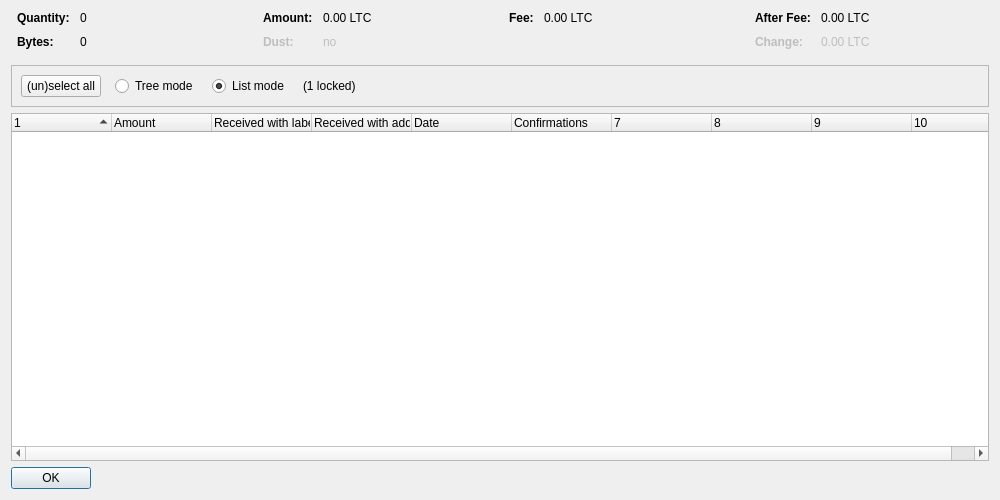
litebitcoins/litebitcoin, file src/qt/forms/coincontroldialog.ui: the form before one commit.
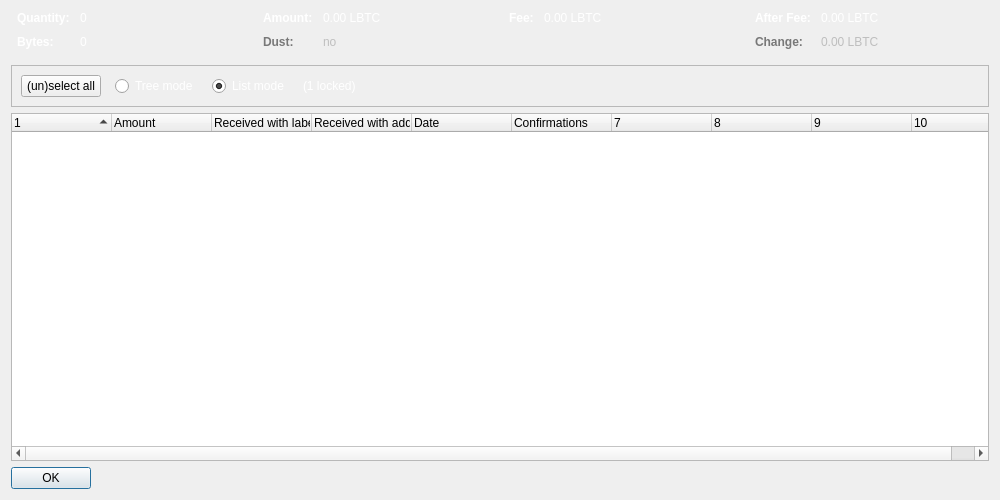
The form after the commit. Custom widgets are drawn as their Qt base class.

The edit to the form file:
```diff
--- a/src/qt/forms/coincontroldialog.ui
+++ b/src/qt/forms/coincontroldialog.ui
@@ -38,6 +38,43 @@
        </property>
        <item row="0" column="0">
         <widget class="QLabel" name="labelCoinControlQuantityText">
+         <property name="palette">
+          <palette>
+           <active>
+            <colorrole role="WindowText">
+             <brush brushstyle="SolidPattern">
+              <color alpha="255">
+               <red>255</red>
+               <green>255</green>
+               <blue>255</blue>
+              </color>
+             </brush>
+            </colorrole>
+           </active>
+           <inactive>
+            <colorrole role="WindowText">
+             <brush brushstyle="SolidPattern">
+              <color alpha="255">
+               <red>255</red>
+               <green>255</green>
+               <blue>255</blue>
+              </color>
+             </brush>
+            </colorrole>
+           </inactive>
+           <disabled>
+            <colorrole role="WindowText">
+             <brush brushstyle="SolidPattern">
+              <color alpha="255">
+               <red>120</red>
+               <green>120</green>
+               <blue>120</blue>
+              </color>
+             </brush>
+            </colorrole>
+           </disabled>
+          </palette>
+         </property>
          <property name="font">
           <font>
            <weight>75</weight>
@@ -51,6 +88,43 @@
        </item>
        <item row="0" column="1">
         <widget class="QLabel" name="labelCoinControlQuantity">
+         <property name="palette">
+          <palette>
+           <active>
+            <colorrole role="WindowText">
+             <brush brushstyle="SolidPattern">
+              <color alpha="255">
+               <red>255</red>
+               <green>255</green>
+               <blue>255</blue>
+              </color>
+             </brush>
+            </colorrole>
+           </active>
+           <inactive>
+            <colorrole role="WindowText">
+             <brush brushstyle="SolidPattern">
+              <color alpha="255">
+               <red>255</red>
+               <green>255</green>
+               <blue>255</blue>
+              </color>
+             </brush>
+            </colorrole>
+           </inactive>
+           <disabled>
+            <colorrole role="WindowText">
+             <brush brushstyle="SolidPattern">
+              <color alpha="255">
+               <red>120</red>
+               <green>120</green>
+               <blue>120</blue>
+              </color>
+             </brush>
+            </colorrole>
+           </disabled>
+          </palette>
+         </property>
          <property name="cursor">
           <cursorShape>IBeamCursor</cursorShape>
          </property>
@@ -67,6 +141,43 @@
        </item>
        <item row="1" column="0">
         <widget class="QLabel" name="labelCoinControlBytesText">
+         <property name="palette">
+          <palette>
+           <active>
+            <colorrole role="WindowText">
+             <brush brushstyle="SolidPattern">
+              <color alpha="255">
+               <red>255</red>
+               <green>255</green>
+               <blue>255</blue>
+              </color>
+             </brush>
+            </colorrole>
+           </active>
+           <inactive>
+            <colorrole role="WindowText">
+             <brush brushstyle="SolidPattern">
+              <color alpha="255">
+               <red>255</red>
+               <green>255</green>
+               <blue>255</blue>
+              </color>
+             </brush>
+            </colorrole>
+           </inactive>
+           <disabled>
+            <colorrole role="WindowText">
+             <brush brushstyle="SolidPattern">
+              <color alpha="255">
+               <red>120</red>
+               <green>120</green>
+               <blue>120</blue>
+              </color>
+             </brush>
+            </colorrole>
+           </disabled>
+          </palette>
+         </property>
          <property name="font">
           <font>
            <weight>75</weight>
@@ -80,6 +191,43 @@
        </item>
        <item row="1" column="1">
         <widget class="QLabel" name="labelCoinControlBytes">
+         <property name="palette">
+          <palette>
+           <active>
+            <colorrole role="WindowText">
+             <brush brushstyle="SolidPattern">
+              <color alpha="255">
+               <red>255</red>
+               <green>255</green>
+               <blue>255</blue>
+              </color>
+             </brush>
+            </colorrole>
+           </active>
+           <inactive>
+            <colorrole role="WindowText">
+             <brush brushstyle="SolidPattern">
+              <color alpha="255">
+               <red>255</red>
+               <green>255</green>
+               <blue>255</blue>
+              </color>
+             </brush>
+            </colorrole>
+           </inactive>
+           <disabled>
+            <colorrole role="WindowText">
+             <brush brushstyle="SolidPattern">
+              <color alpha="255">
+               <red>120</red>
+               <green>120</green>
+               <blue>120</blue>
+              </color>
+             </brush>
+            </colorrole>
+           </disabled>
+          </palette>
+         </property>
          <property name="cursor">
           <cursorShape>IBeamCursor</cursorShape>
          </property>
@@ -112,6 +260,43 @@
        </property>
        <item row="0" column="0">
         <widget class="QLabel" name="labelCoinControlAmountText">
+         <property name="palette">
+          <palette>
+           <active>
+            <colorrole role="WindowText">
+             <brush brushstyle="SolidPattern">
+              <color alpha="255">
+               <red>255</red>
+               <green>255</green>
+               <blue>255</blue>
+              </color>
+             </brush>
+            </colorrole>
+           </active>
+           <inactive>
+            <colorrole role="WindowText">
+             <brush brushstyle="SolidPattern">
+              <color alpha="255">
+               <red>255</red>
+               <green>255</green>
+               <blue>255</blue>
+              </color>
+             </brush>
+            </colorrole>
+           </inactive>
+           <disabled>
+            <colorrole role="WindowText">
+             <brush brushstyle="SolidPattern">
+              <color alpha="255">
+               <red>120</red>
+               <green>120</green>
+               <blue>120</blue>
+              </color>
+             </brush>
+            </colorrole>
+           </disabled>
+          </palette>
+         </property>
          <property name="font">
           <font>
            <weight>75</weight>
@@ -125,6 +310,43 @@
        </item>
        <item row="0" column="1">
         <widget class="QLabel" name="labelCoinControlAmount">
+         <property name="palette">
+          <palette>
+           <active>
+            <colorrole role="WindowText">
+             <brush brushstyle="SolidPattern">
+              <color alpha="255">
+               <red>255</red>
+               <green>255</green>
+               <blue>255</blue>
+              </color>
+             </brush>
+            </colorrole>
+           </active>
+           <inactive>
+            <colorrole role="WindowText">
+             <brush brushstyle="SolidPattern">
+              <color alpha="255">
+               <red>255</red>
+               <green>255</green>
+               <blue>255</blue>
+              </color>
+             </brush>
+            </colorrole>
+           </inactive>
+           <disabled>
+            <colorrole role="WindowText">
+             <brush brushstyle="SolidPattern">
+              <color alpha="255">
+               <red>120</red>
+               <green>120</green>
+               <blue>120</blue>
+              </color>
+             </brush>
+            </colorrole>
+           </disabled>
+          </palette>
+         </property>
          <property name="cursor">
           <cursorShape>IBeamCursor</cursorShape>
          </property>
@@ -132,7 +354,7 @@
           <enum>Qt::ActionsContextMenu</enum>
          </property>
          <property name="text">
-          <string notr="true">0.00 LTC</string>
+          <string notr="true">0.00 LBTC</string>
          </property>
          <property name="textInteractionFlags">
           <set>Qt::LinksAccessibleByMouse|Qt::TextSelectableByKeyboard|Qt::TextSelectableByMouse</set>
@@ -144,6 +366,43 @@
          <property name="enabled">
           <bool>false</bool>
          </property>
+         <property name="palette">
+          <palette>
+           <active>
+            <colorrole role="WindowText">
+             <brush brushstyle="SolidPattern">
+              <color alpha="255">
+               <red>255</red>
+               <green>255</green>
+               <blue>255</blue>
+              </color>
+             </brush>
+            </colorrole>
+           </active>
+           <inactive>
+            <colorrole role="WindowText">
+             <brush brushstyle="SolidPattern">
+              <color alpha="255">
+               <red>255</red>
+               <green>255</green>
+               <blue>255</blue>
+              </color>
+             </brush>
+            </colorrole>
+           </inactive>
+           <disabled>
+            <colorrole role="WindowText">
+             <brush brushstyle="SolidPattern">
+              <color alpha="255">
+               <red>120</red>
+               <green>120</green>
+               <blue>120</blue>
+              </color>
+             </brush>
+            </colorrole>
+           </disabled>
+          </palette>
+         </property>
          <property name="font">
           <font>
            <weight>75</weight>
@@ -192,6 +451,43 @@
        </property>
        <item row="0" column="0">
         <widget class="QLabel" name="labelCoinControlFeeText">
+         <property name="palette">
+          <palette>
+           <active>
+            <colorrole role="WindowText">
+             <brush brushstyle="SolidPattern">
+              <color alpha="255">
+               <red>255</red>
+               <green>255</green>
+               <blue>255</blue>
+              </color>
+             </brush>
+            </colorrole>
+           </active>
+           <inactive>
+            <colorrole role="WindowText">
+             <brush brushstyle="SolidPattern">
+              <color alpha="255">
+               <red>255</red>
+               <green>255</green>
+               <blue>255</blue>
+              </color>
+             </brush>
+            </colorrole>
+           </inactive>
+           <disabled>
+            <colorrole role="WindowText">
+             <brush brushstyle="SolidPattern">
+              <color alpha="255">
+               <red>120</red>
+               <green>120</green>
+               <blue>120</blue>
+              </color>
+             </brush>
+            </colorrole>
+           </disabled>
+          </palette>
+         </property>
          <property name="font">
           <font>
            <weight>75</weight>
@@ -205,6 +501,43 @@
        </item>
        <item row="0" column="1">
         <widget class="QLabel" name="labelCoinControlFee">
+         <property name="palette">
+          <palette>
+           <active>
+            <colorrole role="WindowText">
+             <brush brushstyle="SolidPattern">
+              <color alpha="255">
+               <red>255</red>
+               <green>255</green>
+               <blue>255</blue>
+              </color>
+             </brush>
+            </colorrole>
+           </active>
+           <inactive>
+            <colorrole role="WindowText">
+             <brush brushstyle="SolidPattern">
+              <color alpha="255">
+               <red>255</red>
+               <green>255</green>
+               <blue>255</blue>
+              </color>
+             </brush>
+            </colorrole>
+           </inactive>
+           <disabled>
+            <colorrole role="WindowText">
+             <brush brushstyle="SolidPattern">
+              <color alpha="255">
+               <red>120</red>
+               <green>120</green>
+               <blue>120</blue>
+              </color>
+             </brush>
+            </colorrole>
+           </disabled>
+          </palette>
+         </property>
          <property name="cursor">
           <cursorShape>IBeamCursor</cursorShape>
          </property>
@@ -212,7 +545,7 @@
           <enum>Qt::ActionsContextMenu</enum>
          </property>
          <property name="text">
-          <string notr="true">0.00 LTC</string>
+          <string notr="true">0.00 LBTC</string>
          </property>
          <property name="textInteractionFlags">
           <set>Qt::LinksAccessibleByMouse|Qt::TextSelectableByKeyboard|Qt::TextSelectableByMouse</set>
@@ -237,6 +570,43 @@
        </property>
        <item row="0" column="0">
         <widget class="QLabel" name="labelCoinControlAfterFeeText">
+         <property name="palette">
+          <palette>
+           <active>
+            <colorrole role="WindowText">
+             <brush brushstyle="SolidPattern">
+              <color alpha="255">
+               <red>255</red>
+               <green>255</green>
+               <blue>255</blue>
+              </color>
+             </brush>
+            </colorrole>
+           </active>
+           <inactive>
+            <colorrole role="WindowText">
+             <brush brushstyle="SolidPattern">
+              <color alpha="255">
+               <red>255</red>
+               <green>255</green>
+               <blue>255</blue>
+              </color>
+             </brush>
+            </colorrole>
+           </inactive>
+           <disabled>
+            <colorrole role="WindowText">
+             <brush brushstyle="SolidPattern">
+              <color alpha="255">
+               <red>120</red>
+               <green>120</green>
+               <blue>120</blue>
+              </color>
+             </brush>
+            </colorrole>
+           </disabled>
+          </palette>
+         </property>
          <property name="font">
           <font>
            <weight>75</weight>
@@ -250,6 +620,43 @@
        </item>
        <item row="0" column="1">
         <widget class="QLabel" name="labelCoinControlAfterFee">
+         <property name="palette">
+          <palette>
+           <active>
+            <colorrole role="WindowText">
+             <brush brushstyle="SolidPattern">
+              <color alpha="255">
+               <red>255</red>
+               <green>255</green>
+               <blue>255</blue>
+              </color>
+             </brush>
+            </colorrole>
+           </active>
+           <inactive>
+            <colorrole role="WindowText">
+             <brush brushstyle="SolidPattern">
+              <color alpha="255">
+               <red>255</red>
+               <green>255</green>
+               <blue>255</blue>
+              </color>
+             </brush>
+            </colorrole>
+           </inactive>
+           <disabled>
+            <colorrole role="WindowText">
+             <brush brushstyle="SolidPattern">
+              <color alpha="255">
+               <red>120</red>
+               <green>120</green>
+               <blue>120</blue>
+              </color>
+             </brush>
+            </colorrole>
+           </disabled>
+          </palette>
+         </property>
          <property name="cursor">
           <cursorShape>IBeamCursor</cursorShape>
          </property>
@@ -257,7 +664,7 @@
           <enum>Qt::ActionsContextMenu</enum>
          </property>
          <property name="text">
-          <string notr="true">0.00 LTC</string>
+          <string notr="true">0.00 LBTC</string>
          </property>
          <property name="textInteractionFlags">
           <set>Qt::LinksAccessibleByMouse|Qt::TextSelectableByKeyboard|Qt::TextSelectableByMouse</set>
@@ -269,6 +676,43 @@
          <property name="enabled">
           <bool>false</bool>
          </property>
+         <property name="palette">
+          <palette>
+           <active>
+            <colorrole role="WindowText">
+             <brush brushstyle="SolidPattern">
+              <color alpha="255">
+               <red>255</red>
+               <green>255</green>
+               <blue>255</blue>
+              </color>
+             </brush>
+            </colorrole>
+           </active>
+           <inactive>
+            <colorrole role="WindowText">
+             <brush brushstyle="SolidPattern">
+              <color alpha="255">
+               <red>255</red>
+               <green>255</green>
+               <blue>255</blue>
+              </color>
+             </brush>
+            </colorrole>
+           </inactive>
+           <disabled>
+            <colorrole role="WindowText">
+             <brush brushstyle="SolidPattern">
+              <color alpha="255">
+               <red>120</red>
+               <green>120</green>
+               <blue>120</blue>
+              </color>
+             </brush>
+            </colorrole>
+           </disabled>
+          </palette>
+         </property>
          <property name="font">
           <font>
            <weight>75</weight>
@@ -285,6 +729,43 @@
          <property name="enabled">
           <bool>false</bool>
          </property>
+         <property name="palette">
+          <palette>
+           <active>
+            <colorrole role="WindowText">
+             <brush brushstyle="SolidPattern">
+              <color alpha="255">
+               <red>255</red>
+               <green>255</green>
+               <blue>255</blue>
+              </color>
+             </brush>
+            </colorrole>
+           </active>
+           <inactive>
+            <colorrole role="WindowText">
+             <brush brushstyle="SolidPattern">
+              <color alpha="255">
+               <red>255</red>
+               <green>255</green>
+               <blue>255</blue>
+              </color>
+             </brush>
+            </colorrole>
+           </inactive>
+           <disabled>
+            <colorrole role="WindowText">
+             <brush brushstyle="SolidPattern">
+              <color alpha="255">
+               <red>120</red>
+               <green>120</green>
+               <blue>120</blue>
+              </color>
+             </brush>
+            </colorrole>
+           </disabled>
+          </palette>
+         </property>
          <property name="cursor">
           <cursorShape>IBeamCursor</cursorShape>
          </property>
@@ -292,7 +773,7 @@
           <enum>Qt::ActionsContextMenu</enum>
          </property>
          <property name="text">
-          <string notr="true">0.00 LTC</string>
+          <string notr="true">0.00 LBTC</string>
          </property>
          <property name="textInteractionFlags">
           <set>Qt::LinksAccessibleByMouse|Qt::TextSelectableByKeyboard|Qt::TextSelectableByMouse</set>
@@ -347,6 +828,43 @@
             <verstretch>0</verstretch>
            </sizepolicy>
           </property>
+          <property name="palette">
+           <palette>
+            <active>
+             <colorrole role="WindowText">
+              <brush brushstyle="SolidPattern">
+               <color alpha="255">
+                <red>255</red>
+                <green>255</green>
+                <blue>255</blue>
+               </color>
+              </brush>
+             </colorrole>
+            </active>
+            <inactive>
+             <colorrole role="WindowText">
+              <brush brushstyle="SolidPattern">
+               <color alpha="255">
+                <red>255</red>
+                <green>255</green>
+                <blue>255</blue>
+               </color>
+              </brush>
+             </colorrole>
+            </inactive>
+            <disabled>
+             <colorrole role="WindowText">
+              <brush brushstyle="SolidPattern">
+               <color alpha="255">
+                <red>120</red>
+                <green>120</green>
+                <blue>120</blue>
+               </color>
+              </brush>
+             </colorrole>
+            </disabled>
+           </palette>
+          </property>
           <property name="text">
            <string>Tree mode</string>
           </property>
@@ -360,6 +878,43 @@
             <verstretch>0</verstretch>
            </sizepolicy>
           </property>
+          <property name="palette">
+           <palette>
+            <active>
+             <colorrole role="WindowText">
+              <brush brushstyle="SolidPattern">
+               <color alpha="255">
+                <red>255</red>
+                <green>255</green>
+                <blue>255</blue>
+               </color>
+              </brush>
+             </colorrole>
+            </active>
+            <inactive>
+             <colorrole role="WindowText">
+              <brush brushstyle="SolidPattern">
+               <color alpha="255">
+                <red>255</red>
+                <green>255</green>
+                <blue>255</blue>
+               </color>
+              </brush>
+             </colorrole>
+            </inactive>
+            <disabled>
+             <colorrole role="WindowText">
+              <brush brushstyle="SolidPattern">
+               <color alpha="255">
+                <red>120</red>
+                <green>120</green>
+                <blue>120</blue>
+               </color>
+              </brush>
+             </colorrole>
+            </disabled>
+           </palette>
+          </property>
           <property name="text">
            <string>List mode</string>
           </property>
@@ -370,6 +925,43 @@
         </item>
         <item>
          <widget class="QLabel" name="labelLocked">
+          <property name="palette">
+           <palette>
+            <active>
+             <colorrole role="WindowText">
+              <brush brushstyle="SolidPattern">
+               <color alpha="255">
+                <red>255</red>
+                <green>255</green>
+                <blue>255</blue>
+               </color>
+              </brush>
+             </colorrole>
+            </active>
+            <inactive>
+             <colorrole role="WindowText">
+              <brush brushstyle="SolidPattern">
+               <color alpha="255">
+                <red>255</red>
+                <green>255</green>
+                <blue>255</blue>
+               </color>
+              </brush>
+             </colorrole>
+            </inactive>
+            <disabled>
+             <colorrole role="WindowText">
+              <brush brushstyle="SolidPattern">
+               <color alpha="255">
+                <red>120</red>
+                <green>120</green>
+                <blue>120</blue>
+               </color>
+              </brush>
+             </colorrole>
+            </disabled>
+           </palette>
+          </property>
           <property name="text">
            <string notr="true">(1 locked)</string>
           </property>
```
Left out of the diff: 37 changed lines with no effect on the pictures.
